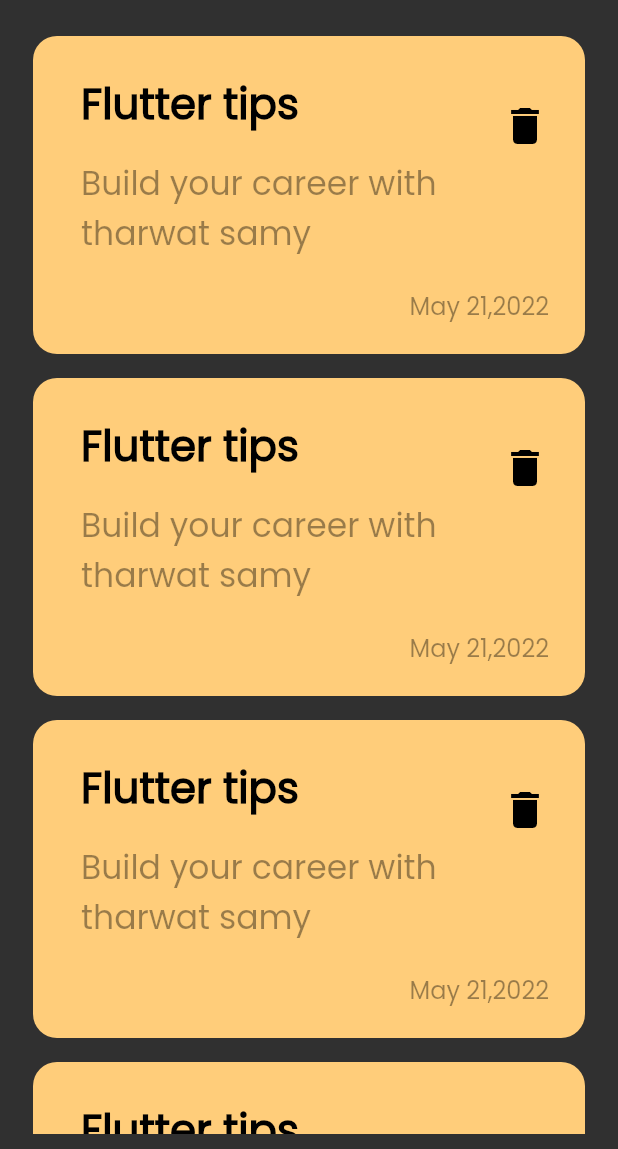
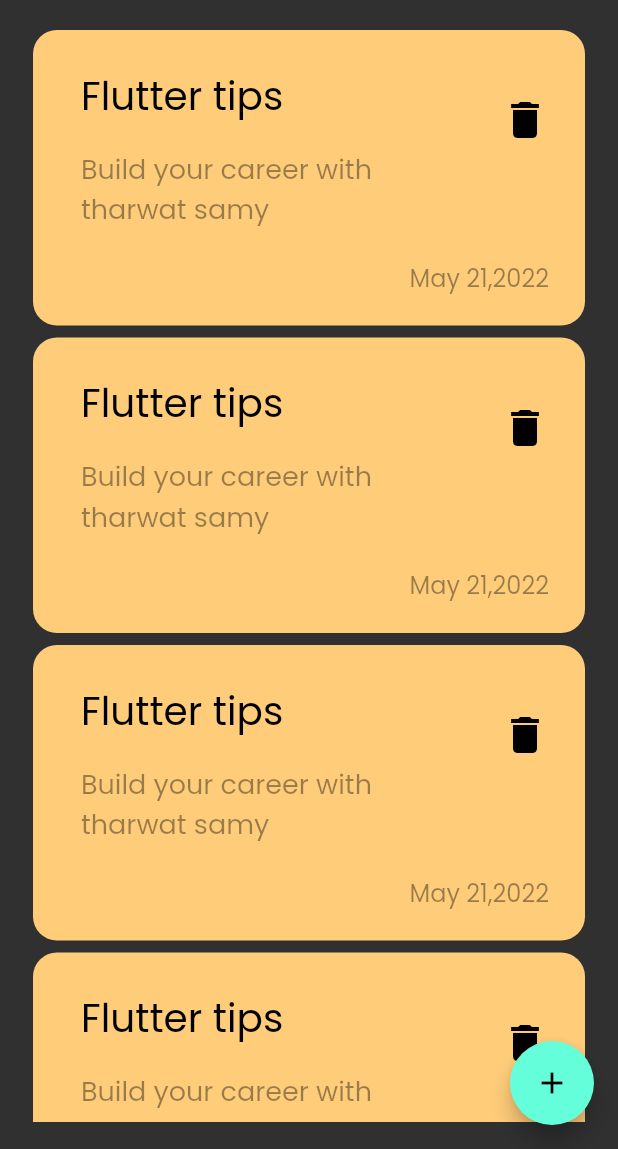
Before and after one commit to mahmoud-alaa77/notes_app, a Flutter app: the screen it shows after launch, on a phone screen of 412 x 824 dp, the part 87-1236 px from its top. Run offline on Flutter 3.47's test engine with Material 2 defaults, Android fonts, the phone set to English and light mode, and no system bars.

Commit message:
finish ui

```diff
--- /dev/null
+++ b/lib/constants/constants.dart
@@ -0,0 +1,5 @@
+
+
+import 'package:flutter/material.dart';
+
+const Color kPrimary= Color(0xff62FCD7);
--- a/lib/views/notes_view.dart
+++ b/lib/views/notes_view.dart
@@ -1,14 +1,30 @@
 import 'package:flutter/material.dart';
 
 import '../widgets/notes_view_body.dart';
+import '../widgets/show_bottom_sheet.dart';
 
 class NotesView extends StatelessWidget {
   const NotesView({super.key});
 
   @override
   Widget build(BuildContext context) {
-    return const SafeArea(
-        child: NotesViewBody()
+    return  SafeArea(
+        child: Scaffold(
+            body: const NotesViewBody(),
+        floatingActionButton: FloatingActionButton(onPressed: (){
+          showModalBottomSheet(
+            shape: RoundedRectangleBorder(
+              borderRadius: BorderRadiusDirectional.circular(16),
+            ),
+              context: context,
+              builder: (context) {
+                return const ShowBottomSheet();
+              },
+          );
+        },
+        child: const Icon(Icons.add),
+        ),
+        ),
     );
   }
 }
--- a/lib/widgets/custom_app_bar.dart
+++ b/lib/widgets/custom_app_bar.dart
@@ -1,23 +1,27 @@
 import 'package:flutter/material.dart';
-import 'package:note_app/widgets/custom_search_icon.dart';
+import 'package:note_app/widgets/custom_icon.dart';
 
 class CustomAppBar extends StatelessWidget {
-  const CustomAppBar({super.key});
+  const CustomAppBar({super.key, required this.title, required this.icon});
+ final String title;
+  final IconData icon;
 
   @override
   Widget build(BuildContext context) {
-    return  const Padding(
-      padding: EdgeInsets.only(bottom: 16),
+    return   Padding(
+      padding: EdgeInsets.only(bottom: 8),
       child: Row(
         mainAxisAlignment: MainAxisAlignment.spaceBetween,
         children: [
           Text(
-            "Notes ",style: TextStyle(
+            title,style: TextStyle(
             fontSize: 27,
             fontWeight: FontWeight.normal,
           ),
           ),
-          CustomSearchIcon(),
+          CustomSearchIcon(
+            icon: icon,
+          ),
         ],
       ),
     );
--- a/lib/widgets/custom_search_icon.dart
+++ b/lib/widgets/custom_icon.dart
@@ -1,8 +1,8 @@
 import 'package:flutter/material.dart';
 
 class CustomSearchIcon extends StatelessWidget {
-  const CustomSearchIcon({super.key});
-
+  const CustomSearchIcon({super.key, required this.icon});
+final IconData icon;
   @override
   Widget build(BuildContext context) {
     return  Container(
@@ -12,7 +12,7 @@ class CustomSearchIcon extends StatelessWidget {
       ),
       child: IconButton(
         onPressed: (){},
-        icon: Icon(Icons.search),
+        icon: Icon(icon),
       ),
     );
   }
--- a/lib/widgets/note_item.dart
+++ b/lib/widgets/note_item.dart
@@ -1,17 +1,24 @@
 import 'package:flutter/material.dart';
+import 'package:note_app/views/edit_note_view_body.dart';
 
 class NoteItem extends StatelessWidget {
   const NoteItem({super.key});
 
   @override
   Widget build(BuildContext context) {
-    return Container(
+    return GestureDetector(
+      onTap: (){
+        Navigator.push(context, MaterialPageRoute(builder: (context) {
+          return const EditNoteViewBody();
+        },));
+      },
+      child: Container(
         padding: const EdgeInsetsDirectional.only(
           top: 20,
           bottom: 20,
           start: 16,
         ),
-      margin: EdgeInsetsDirectional.symmetric(vertical: 8),
+        margin: EdgeInsetsDirectional.symmetric(vertical: 4),
         decoration: BoxDecoration(
           borderRadius: BorderRadiusDirectional.circular(16),
           color: const Color(0xffFFCD7A),
@@ -23,8 +30,8 @@ class NoteItem extends StatelessWidget {
               title: const Text(
                 "Flutter tips",style: TextStyle(
                   color: Colors.black,
-                fontSize: 28,
-              fontWeight: FontWeight.bold
+                  fontSize: 26,
+                //fontWeight: FontWeight.bold
               ),
               ),
               subtitle: Padding(
@@ -32,7 +39,7 @@ class NoteItem extends StatelessWidget {
                 child: Text(
                   "Build your career with tharwat samy",style: TextStyle(
                   color: Colors.black.withOpacity(.4),
-                fontSize: 22,
+                  fontSize: 18,
 
                 ),
                 ),
@@ -56,6 +63,7 @@ class NoteItem extends StatelessWidget {
             ),
           ],
         )
+      ),
     );
   }
 }
--- a/lib/widgets/notes_list_view.dart
+++ b/lib/widgets/notes_list_view.dart
@@ -8,11 +8,15 @@ class NotesListView extends StatelessWidget {
   @override
   Widget build(BuildContext context) {
     return Expanded(
-      child: ListView.builder(
-        itemBuilder: (context, index) {
-          return const NoteItem();
-        },
-        itemCount: 5,
+      child: Padding(
+        padding: const EdgeInsets.symmetric(vertical: 8),
+        child: ListView.builder(
+          padding: EdgeInsetsDirectional.zero,
+          itemBuilder: (context, index) {
+            return const NoteItem();
+          },
+          itemCount: 5,
+        ),
       ),
     );
   }
--- a/lib/widgets/notes_view_body.dart
+++ b/lib/widgets/notes_view_body.dart
@@ -2,7 +2,6 @@
 import 'package:flutter/material.dart';
 import 'package:note_app/widgets/custom_app_bar.dart';
 
-import 'note_item.dart';
 import 'notes_list_view.dart';
 
 class NotesViewBody extends StatelessWidget {
@@ -18,7 +17,10 @@ class NotesViewBody extends StatelessWidget {
         ),
         child: Column(
           children: [
-          CustomAppBar(),
+          CustomAppBar(
+            title: "Notes",
+            icon: Icons.search,
+          ),
            NotesListView(),
           ],
         ),
```
Also changed, not shown: lib/views/edit_note_view_body.dart (added, +16 -0 lines), lib/widgets/custom_button.dart (added, +28 -0 lines), lib/widgets/custom_text_field.dart (added, +34 -0 lines), lib/widgets/edit_note_view.dart (added, +33 -0 lines), lib/widgets/show_bottom_sheet.dart (added, +43 -0 lines). Lines whose indentation alone changed are shown as unchanged.
